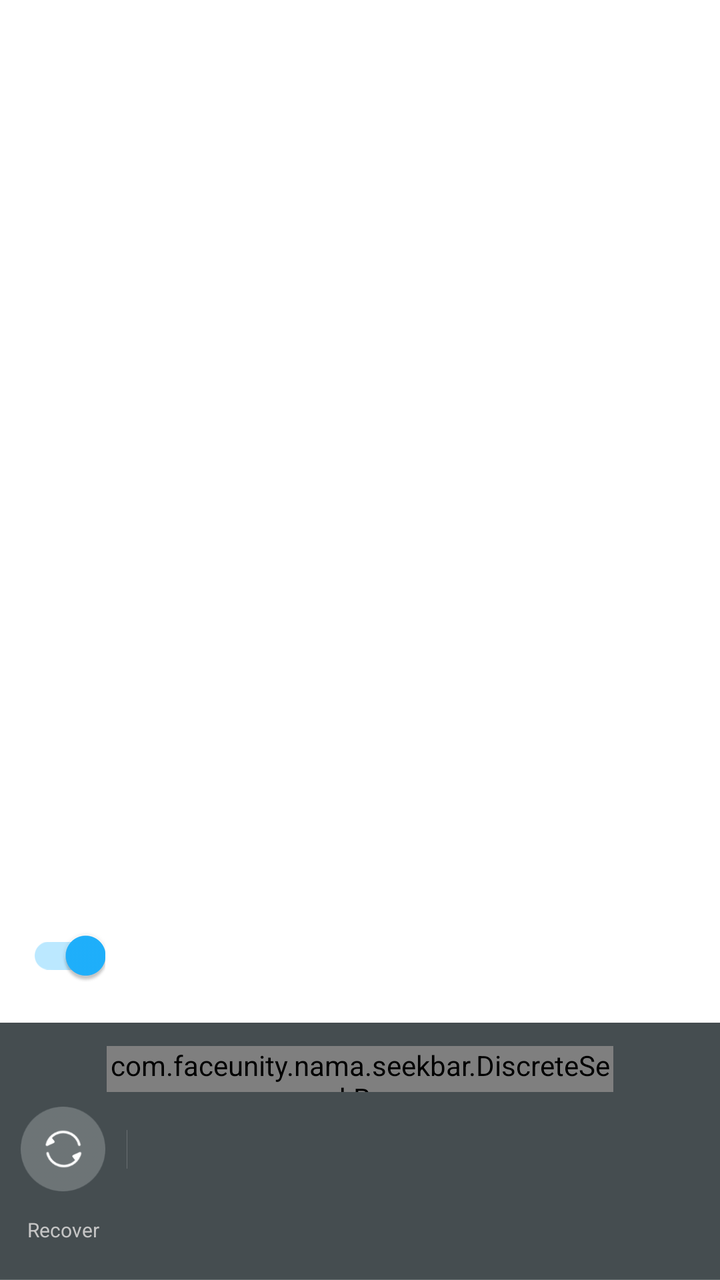
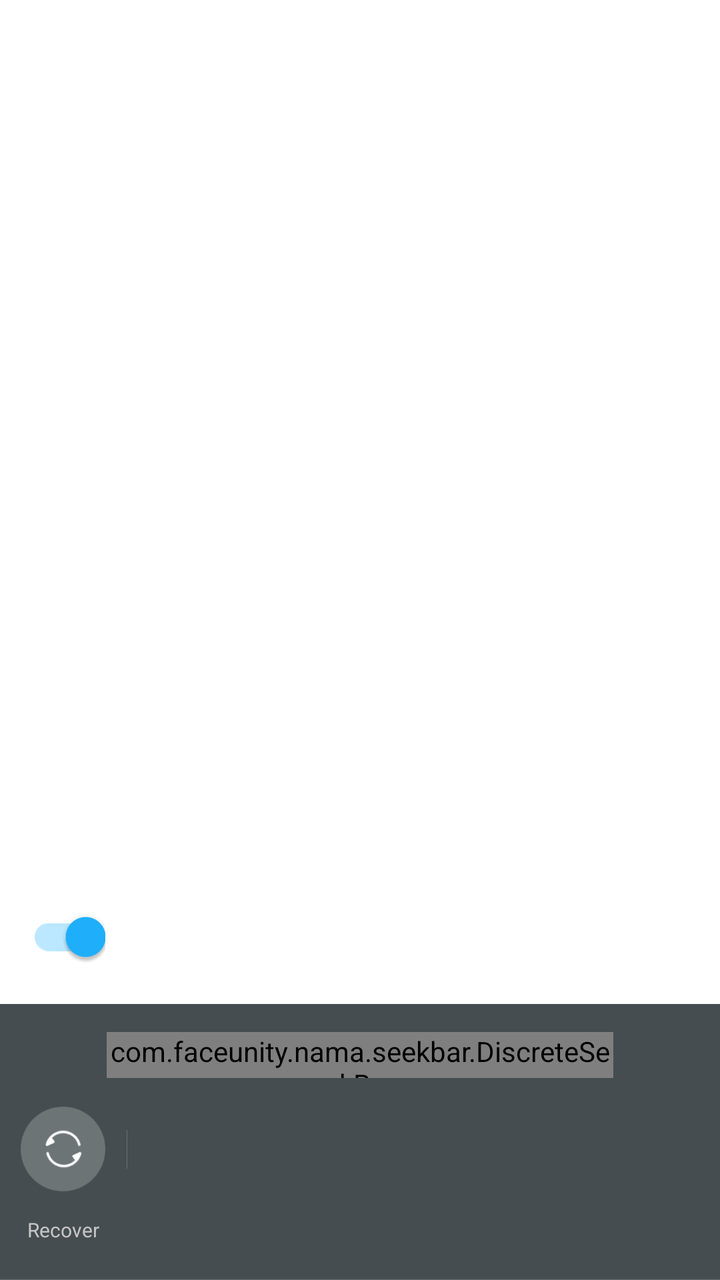

An Android layout rendered at two revisions. The XML below is the earlier revision; the diff shows what the commit changed to produce the second picture.
<!-- AndroidManifest.xml: another module's application theme Theme.MinimRTCDemo -->
<!-- res/layout/layout_face_beauty_control.xml -->
<?xml version="1.0" encoding="utf-8"?>
<LinearLayout xmlns:android="http://schemas.android.com/apk/res/android"
    xmlns:app="http://schemas.android.com/apk/res-auto"
    android:layout_width="match_parent"
    android:layout_height="wrap_content"
    android:gravity="bottom"
    android:orientation="vertical">

    <androidx.appcompat.widget.SwitchCompat
        android:id="@+id/switch_compat"
        android:layout_width="wrap_content"
        android:layout_height="wrap_content"
        android:layout_marginTop="@dimen/x20"
        android:layout_marginBottom="@dimen/x20"
        android:checked="true"
        android:theme="@style/SwitchCompat"
        android:layout_marginLeft="@dimen/x10"  />

    <LinearLayout
        android:id="@+id/fyt_bottom_view"
        android:layout_width="match_parent"
        android:layout_height="wrap_content"
        android:background="@color/primary_list"
        android:orientation="vertical">

        <com.faceunity.nama.seekbar.DiscreteSeekBar
            android:id="@+id/seek_bar"
            android:layout_width="@dimen/x528"
            android:layout_height="@dimen/x48"
            android:layout_gravity="center_horizontal"
            android:layout_marginTop="@dimen/x24"
            android:layout_marginBottom="@dimen/x15"
            app:dsb_indicatorColor="@color/main_color"
            app:dsb_indicatorElevation="0dp"
            app:dsb_indicatorPopupEnabled="true"
            app:dsb_max="100"
            app:dsb_min="0"
            app:dsb_progressColor="@color/main_color"
            app:dsb_rippleColor="@color/main_color"
            app:dsb_scrubberHeight="@dimen/x4"
            app:dsb_thumbSize="@dimen/x32"
            app:dsb_trackBaseHeight="@dimen/x16"
            app:dsb_trackColor="@color/colorWhite"
            app:dsb_trackHeight="@dimen/x4"
            app:dsb_value="0" />

        <LinearLayout
            android:layout_width="match_parent"
            android:layout_height="@dimen/x180"
            android:orientation="horizontal">

            <LinearLayout
                android:id="@+id/lyt_beauty_recover"
                android:layout_width="@dimen/x132"
                android:layout_height="@dimen/x180"
                android:gravity="center_horizontal"
                android:orientation="vertical">

                <ImageView
                    android:id="@+id/iv_beauty_recover"
                    android:layout_width="@dimen/x88"
                    android:layout_height="@dimen/x88"
                    android:layout_marginBottom="@dimen/x18"
                    android:scaleType="centerInside"
                    android:src="@mipmap/icon_control_recover" />


                <TextView
                    android:id="@+id/tv_beauty_recover"
                    android:layout_width="wrap_content"
                    android:layout_height="match_parent"
                    android:gravity="center_vertical"
                    android:layout_marginBottom="@dimen/x30"
                    android:text="@string/recover"
                    android:textColor="@color/tv_main_color_selector"
                    android:textSize="@dimen/text_size_20" />
            </LinearLayout>


            <View
                android:id="@+id/iv_line"
                android:layout_width="@dimen/x1"
                android:layout_height="@dimen/x40"
                android:layout_marginTop="@dimen/x24"
                android:background="@color/divider_line_color" />

            <androidx.recyclerview.widget.RecyclerView
                android:id="@+id/recycler_view"
                android:layout_width="match_parent"
                android:layout_height="@dimen/x180"
                android:layout_gravity="bottom" />
        </LinearLayout>

        <View
            android:layout_width="match_parent"
            android:layout_height="@dimen/x1"
            android:background="@color/divider_line_color" />
    </LinearLayout>
</LinearLayout>
<!-- resources referenced by this layout -->
<resources>
  <color name="main_color">#1FB2FF</color>
  <dimen name="text_size_20">10sp</dimen>
  <dimen name="x1">0.8px</dimen>
  <dimen name="x10">8.0px</dimen>
  <dimen name="x132">105.6px</dimen>
  <dimen name="x15">12.0px</dimen>
  <dimen name="x16">12.8px</dimen>
  <dimen name="x18">14.4px</dimen>
  <dimen name="x180">144.0px</dimen>
  <dimen name="x20">16.0px</dimen>
  <dimen name="x24">19.2px</dimen>
  <dimen name="x30">24.0px</dimen>
  <dimen name="x32">25.6px</dimen>
  <dimen name="x4">3.2px</dimen>
  <dimen name="x40">32.0px</dimen>
  <dimen name="x48">38.4px</dimen>
  <dimen name="x528">422.4px</dimen>
  <dimen name="x88">70.4px</dimen>
  <string name="recover">Recover</string>
  <color name="white">#FFFFFFFF</color>
  <color name="teal_200">#FF03DAC5</color>
  <color name="teal_700">#FF018786</color>
  <color name="black">#FF000000</color>
  <color name="grey">#AFAFAF</color>
  <!-- unchanged entries left out for length: 8 -->
</resources>

<!-- the commit's change to res/layout/layout_face_beauty_control.xml (unified diff, before → after) -->
@@ -23,26 +23,84 @@
         android:background="@color/primary_list"
         android:orientation="vertical">
 
-        <com.faceunity.nama.seekbar.DiscreteSeekBar
-            android:id="@+id/seek_bar"
-            android:layout_width="@dimen/x528"
-            android:layout_height="@dimen/x48"
-            android:layout_gravity="center_horizontal"
-            android:layout_marginTop="@dimen/x24"
-            android:layout_marginBottom="@dimen/x15"
-            app:dsb_indicatorColor="@color/main_color"
-            app:dsb_indicatorElevation="0dp"
-            app:dsb_indicatorPopupEnabled="true"
-            app:dsb_max="100"
-            app:dsb_min="0"
-            app:dsb_progressColor="@color/main_color"
-            app:dsb_rippleColor="@color/main_color"
-            app:dsb_scrubberHeight="@dimen/x4"
-            app:dsb_thumbSize="@dimen/x32"
-            app:dsb_trackBaseHeight="@dimen/x16"
-            app:dsb_trackColor="@color/colorWhite"
-            app:dsb_trackHeight="@dimen/x4"
-            app:dsb_value="0" />
+        <LinearLayout
+            android:layout_width="match_parent"
+            android:layout_height="@dimen/x107"
+            android:orientation="horizontal"
+            android:gravity="center_vertical"
+            >
+
+            <LinearLayout
+                android:id="@+id/lin_beauty_relevance"
+                android:layout_width="wrap_content"
+                android:layout_height="@dimen/x48"
+                android:minWidth="@dimen/x220"
+                android:layout_marginStart="@dimen/x26"
+                android:background="@drawable/bg_popup_skin_seg"
+                android:visibility="gone"
+                android:orientation="horizontal">
+
+                <TextView
+                    android:id="@+id/rb_left_beauty_relevance"
+                    android:layout_width="0dp"
+                    android:layout_height="match_parent"
+                    android:layout_weight="1"
+                    android:background="@drawable/bg_radio_skin_seg_left_selector"
+                    android:paddingLeft="8dp"
+                    android:paddingRight="8dp"
+                    android:maxLines="2"
+                    android:checked="true"
+                    android:gravity="center"
+                    android:textSize="@dimen/text_size_22"
+                    android:textColor="@color/beauty_radio_color" />
+
+
+                <TextView
+                    android:id="@+id/rb_right_beauty_relevance"
+                    android:layout_width="0dp"
+                    android:layout_height="match_parent"
+                    android:layout_weight="1"
+                    android:background="@drawable/bg_radio_skin_seg_right_selector"
+                    android:paddingLeft="8dp"
+                    android:paddingRight="8dp"
+                    android:maxLines="2"
+                    android:gravity="center"
+                    android:textSize="@dimen/text_size_22"
+                    android:textColor="@color/beauty_radio_color" />
+
+            </LinearLayout>
+
+            <LinearLayout
+                android:id="@+id/lin_seek_bar"
+                android:layout_width="0dp"
+                android:layout_weight="1"
+                android:layout_height="match_parent"
+                android:gravity="center"
+                android:layout_gravity="center"
+                android:paddingLeft="@dimen/x20"
+                android:paddingRight="@dimen/x20">
+
+                <com.faceunity.nama.seekbar.DiscreteSeekBar
+                    android:id="@+id/seek_bar"
+                    android:layout_width="@dimen/x528"
+                    android:layout_height="@dimen/x48"
+                    app:dsb_indicatorColor="@color/main_color"
+                    app:dsb_indicatorElevation="0dp"
+                    app:dsb_indicatorPopupEnabled="true"
+                    app:dsb_max="100"
+                    app:dsb_min="0"
+                    app:dsb_progressColor="@color/main_color"
+                    app:dsb_rippleColor="@color/main_color"
+                    app:dsb_scrubberHeight="@dimen/x4"
+                    app:dsb_thumbSize="@dimen/x32"
+                    app:dsb_trackBaseHeight="@dimen/x16"
+                    app:dsb_trackColor="@color/colorWhite"
+                    app:dsb_trackHeight="@dimen/x4"
+                    app:dsb_value="0" />
+            </LinearLayout>
+
+        </LinearLayout>
+
 
         <LinearLayout
             android:layout_width="match_parent"
<!-- resource entries referenced after the edit -->
@@ -2,15 +2,18 @@
 <resources>
   <color name="main_color">#1FB2FF</color>
   <dimen name="text_size_20">10sp</dimen>
+  <dimen name="text_size_22">11sp</dimen>
   <dimen name="x1">0.8px</dimen>
   <dimen name="x10">8.0px</dimen>
+  <dimen name="x107">85.6px</dimen>
   <dimen name="x132">105.6px</dimen>
-  <dimen name="x15">12.0px</dimen>
   <dimen name="x16">12.8px</dimen>
   <dimen name="x18">14.4px</dimen>
   <dimen name="x180">144.0px</dimen>
   <dimen name="x20">16.0px</dimen>
+  <dimen name="x220">176.0px</dimen>
   <dimen name="x24">19.2px</dimen>
+  <dimen name="x26">20.8px</dimen>
   <dimen name="x30">24.0px</dimen>
   <dimen name="x32">25.6px</dimen>
   <dimen name="x4">3.2px</dimen>
@@ -18,7 +21,79 @@
   <dimen name="x48">38.4px</dimen>
   <dimen name="x528">422.4px</dimen>
   <dimen name="x88">70.4px</dimen>
+  <!-- drawable bg_popup_skin_seg (drawable) -->
+  <?xml version="1.0" encoding="utf-8"?>
+  <shape xmlns:android="http://schemas.android.com/apk/res/android"
+      android:shape="rectangle">
+      <corners android:radius="25dp" />
+      <stroke
+          android:width="1dp"
+          android:color="@color/colorWhite" />
+  </shape>
+  <!-- drawable bg_radio_skin_seg_left_selector (drawable) -->
+  <?xml version="1.0" encoding="utf-8"?>
+  <selector xmlns:android="http://schemas.android.com/apk/res/android">
+      <item android:drawable="@drawable/bg_radio_skin_seg_left_check" android:state_selected="true" />
+      <item android:drawable="@drawable/bg_radio_skin_seg_left" android:state_selected="false"/>
+  </selector>
+  <!-- drawable bg_radio_skin_seg_right_selector (drawable) -->
+  <?xml version="1.0" encoding="utf-8"?>
+  <selector xmlns:android="http://schemas.android.com/apk/res/android">
+      <item android:drawable="@drawable/bg_radio_skin_seg_right_check" android:state_selected="true" />
+      <item android:drawable="@drawable/bg_radio_skin_seg_right" android:state_selected="false"/>
+  </selector>
   <string name="recover">Recover</string>
+  <!-- drawable bg_radio_skin_seg_left_check (drawable) -->
+  <?xml version="1.0" encoding="utf-8"?>
+  <shape xmlns:android="http://schemas.android.com/apk/res/android"
+      android:shape="rectangle">
+      <corners
+          android:bottomLeftRadius="25dp"
+          android:topLeftRadius="25dp" />
+      <solid android:color="@android:color/white" />
+      <stroke
+          android:width="1dp"
+          android:color="@android:color/white" />
+  </shape>
+  <!-- drawable bg_radio_skin_seg_left (drawable) -->
+  <?xml version="1.0" encoding="utf-8"?>
+  <shape xmlns:android="http://schemas.android.com/apk/res/android"
+      android:shape="rectangle">
+      <corners
+          android:bottomLeftRadius="25dp"
+          android:topLeftRadius="25dp" />
+      <solid android:color="@android:color/transparent" />
+      <stroke
+          android:width="1dp"
+          android:color="@android:color/white" />
+  </shape>
+  <!-- drawable bg_radio_skin_seg_right_check (drawable) -->
+  <?xml version="1.0" encoding="utf-8"?>
+  <shape xmlns:android="http://schemas.android.com/apk/res/android"
+      android:shape="rectangle">
+      <corners
+          android:bottomRightRadius="25dp"
+          android:topRightRadius="25dp" />
+      <solid android:color="@android:color/white" />
+      <stroke
+          android:width="1dp"
+          android:color="@android:color/white" />
+  </shape>
+  <!-- drawable bg_radio_skin_seg_right (drawable) -->
+  <?xml version="1.0" encoding="utf-8"?>
+  <layer-list xmlns:android="http://schemas.android.com/apk/res/android">
+      <item android:left="-1dp">
+          <shape android:shape="rectangle">
+              <corners
+                  android:bottomRightRadius="25dp"
+                  android:topRightRadius="25dp" />
+              <solid android:color="@android:color/transparent" />
+              <stroke
+                  android:width="1dp"
+                  android:color="@android:color/white" />
+          </shape>
+      </item>
+  </layer-list>
   <color name="white">#FFFFFFFF</color>
   <color name="teal_200">#FF03DAC5</color>
   <color name="teal_700">#FF018786</color>
